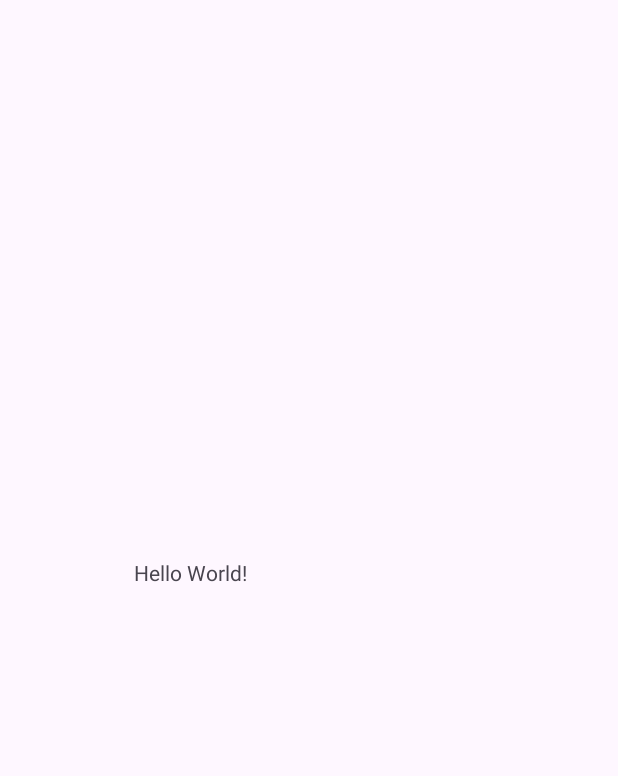
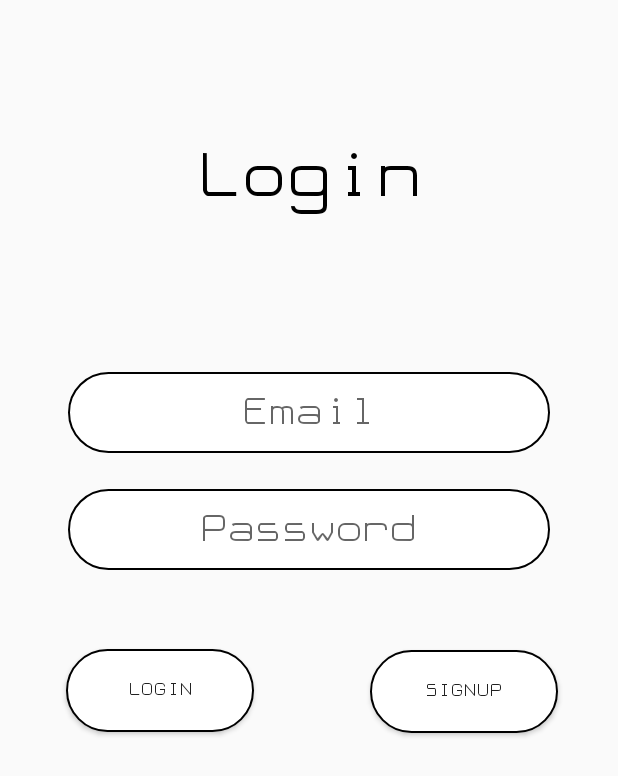
Before and after one commit to LakshyaSharma11x/AttendX, an Android app: the screen it shows after launch (MainActivity before the commit, login_activity after it), on a phone screen of 412 x 824 dp. Before the commit the part shown is almost empty. Shown: the top 776 px of the screen. Run offline under Robolectric (Android 15) with nearby library versions, the phone set to English and light mode, and no system bars.

Commit message:
add login activity & set dark theme

```diff
--- a/app/src/main/AndroidManifest.xml
+++ b/app/src/main/AndroidManifest.xml
@@ -13,6 +13,9 @@
         android:theme="@style/Theme.Attendx"
         tools:targetApi="31">
         <activity
+            android:name=".login_activity"
+            android:exported="false" />
+        <activity
             android:name=".splash_screen"
             android:exported="true">
             <intent-filter>
@@ -23,8 +26,7 @@
         </activity>
         <activity
             android:name=".MainActivity"
-            android:exported="false">
-        </activity>
+            android:exported="false"></activity>
     </application>
 
 </manifest>
--- a/app/src/main/java/om/example/attendx/MainActivity.java
+++ b/app/src/main/java/om/example/attendx/MainActivity.java
@@ -1,14 +1,21 @@
 package om.example.attendx;
 
+import android.annotation.SuppressLint;
+import android.content.Context;
+import android.content.SharedPreferences;
 import android.os.Bundle;
-
-import androidx.activity.EdgeToEdge;
+import android.view.View;
+import android.widget.Switch;
 import androidx.appcompat.app.AppCompatActivity;
-import androidx.core.graphics.Insets;
-import androidx.core.view.ViewCompat;
-import androidx.core.view.WindowInsetsCompat;
+import androidx.appcompat.app.AppCompatDelegate;
 
 public class MainActivity extends AppCompatActivity {
+
+    @SuppressLint("UseSwitchCompatOrMaterialCode")
+    Switch switcher;
+    boolean nightMODE;
+    SharedPreferences sharedPreferences;
+    SharedPreferences.Editor editor;
 
     @Override
     protected void onCreate(Bundle savedInstanceState) {
@@ -16,5 +23,35 @@ public class MainActivity extends AppCompatActivity {
         setContentView(R.layout.activity_main);
 
 
+
+        switcher = findViewById(R.id.switchx);
+
+        //we used sharedPreferences to save mode if exit the app and go back again
+        sharedPreferences = getSharedPreferences("MODE", Context.MODE_PRIVATE);
+        nightMODE = sharedPreferences.getBoolean("night",false);//light mode is the default mode
+
+        if(nightMODE){
+            switcher.setChecked(true);
+        }
+
+        switcher.setOnClickListener(new View.OnClickListener() {
+            @Override
+            public void onClick(View view) {
+                if(nightMODE){
+                    AppCompatDelegate.setDefaultNightMode(AppCompatDelegate.MODE_NIGHT_NO);
+                    editor = sharedPreferences.edit();
+                    editor.putBoolean("night",true);
+                }
+                else{
+                    AppCompatDelegate.setDefaultNightMode(AppCompatDelegate.MODE_NIGHT_YES);
+                    editor = sharedPreferences.edit();
+                    editor.putBoolean("night",true);
+                }
+                editor.apply();
+            }
+        });
+
+
+
     }
 }
--- /dev/null
+++ b/app/src/main/java/om/example/attendx/login_activity.java
@@ -0,0 +1,33 @@
+package om.example.attendx;
+
+import android.annotation.SuppressLint;
+import android.content.Intent;
+import android.os.Bundle;
+import android.view.View;
+import android.widget.Button;
+import androidx.appcompat.app.AppCompatActivity;
+
+
+public class login_activity extends AppCompatActivity {
+
+    Button login;
+    Intent intent;
+
+    @SuppressLint("WrongViewCast")
+    @Override
+    protected void onCreate(Bundle savedInstanceState) {
+        super.onCreate(savedInstanceState);
+        setContentView(R.layout.activity_login);
+
+        login = findViewById(R.id.loginz);
+
+        login.setOnClickListener(new View.OnClickListener() {
+            @Override
+            public void onClick(View view) {
+                intent = new Intent(login_activity.this,MainActivity.class);
+                startActivity(intent);
+            }
+        });
+
+    }
+}
--- a/app/src/main/java/om/example/attendx/splash_screen.java
+++ b/app/src/main/java/om/example/attendx/splash_screen.java
@@ -27,7 +27,7 @@ public class splash_screen extends AppCompatActivity {
         Animation size = AnimationUtils.loadAnimation(this,R.anim.size);
         textAnimation.setAnimation(size);
 
-        Intent intent = new Intent(this,MainActivity.class);
+        Intent intent = new Intent(this,login_activity.class);
 
         new Handler().postDelayed(new Runnable() {
             @Override
--- /dev/null
+++ b/app/src/main/res/drawable/button1.xml
@@ -0,0 +1,11 @@
+<?xml version="1.0" encoding="utf-8"?>
+<selector xmlns:android="http://schemas.android.com/apk/res/android">
+    <item>
+        <shape android:shape="rectangle">
+            <solid android:color="@color/white"/>
+            <stroke android:color="@color/black"
+                android:width="1dp"/>
+            <corners android:radius="40dp"/>
+        </shape>
+    </item>
+</selector>
--- /dev/null
+++ b/app/src/main/res/drawable/button1_night.xml
@@ -0,0 +1,11 @@
+<?xml version="1.0" encoding="utf-8"?>
+<selector xmlns:android="http://schemas.android.com/apk/res/android">
+    <item>
+        <shape android:shape="rectangle">
+            <solid android:color="@color/black"/>
+            <stroke android:color="@color/white"
+                android:width="1dp"/>
+            <corners android:radius="30dp"/>
+        </shape>
+    </item>
+</selector>
--- /dev/null
+++ b/app/src/main/res/layout/activity_login.xml
@@ -0,0 +1,70 @@
+<?xml version="1.0" encoding="utf-8"?>
+<androidx.constraintlayout.widget.ConstraintLayout xmlns:android="http://schemas.android.com/apk/res/android"
+    xmlns:app="http://schemas.android.com/apk/res-auto"
+    xmlns:tools="http://schemas.android.com/tools"
+    android:id="@+id/main"
+    android:layout_width="match_parent"
+    android:layout_height="match_parent"
+
+    tools:context=".login_activity">
+
+    <TextView
+        android:id="@+id/login"
+        style="@style/TEXT"
+        android:layout_width="330dp"
+        android:layout_height="76dp"
+        android:layout_marginTop="80dp"
+        android:text="@string/Login"
+        app:layout_constraintEnd_toEndOf="parent"
+        app:layout_constraintStart_toStartOf="parent"
+        app:layout_constraintTop_toTopOf="parent" />
+
+
+    <EditText
+        android:id="@+id/editTextText"
+        style="@style/EDITTEXT"
+        android:layout_marginTop="92dp"
+        android:hint="@string/email"
+        android:inputType="textPassword"
+        app:layout_constraintEnd_toEndOf="parent"
+        app:layout_constraintStart_toStartOf="parent"
+        app:layout_constraintTop_toBottomOf="@+id/login"
+        tools:ignore="MissingConstraints" />
+
+    <EditText
+        android:id="@+id/editTextTextPassword"
+        style="@style/EDITTEXT"
+        android:layout_marginTop="24dp"
+        android:hint="@string/Password"
+        android:inputType="textPassword"
+        app:layout_constraintEnd_toEndOf="parent"
+        app:layout_constraintStart_toStartOf="parent"
+        app:layout_constraintTop_toBottomOf="@+id/editTextText"
+        tools:ignore="MissingConstraints" />
+
+    <Button
+        android:id="@+id/loginz"
+        style="@style/BUTTON"
+        android:layout_marginStart="44dp"
+        android:layout_marginTop="52dp"
+        android:text="@string/Login"
+        app:layout_constraintBottom_toBottomOf="@+id/sigin"
+        app:layout_constraintEnd_toStartOf="@+id/sigin"
+        app:layout_constraintHorizontal_bias="0.0"
+        app:layout_constraintStart_toStartOf="parent"
+        app:layout_constraintTop_toBottomOf="@+id/editTextTextPassword"
+        tools:ignore="MissingConstraints" />
+
+    <Button
+        android:id="@+id/sigin"
+        style="@style/BUTTON"
+        android:layout_marginTop="53dp"
+        android:layout_marginEnd="40dp"
+        android:text="@string/Signup"
+        app:layout_constraintBottom_toBottomOf="parent"
+        app:layout_constraintEnd_toEndOf="parent"
+        app:layout_constraintTop_toBottomOf="@+id/editTextTextPassword"
+        app:layout_constraintVertical_bias="0.0"
+        tools:ignore="MissingConstraints" />
+
+</androidx.constraintlayout.widget.ConstraintLayout>
--- a/app/src/main/res/layout/activity_main.xml
+++ b/app/src/main/res/layout/activity_main.xml
@@ -10,9 +10,22 @@
     <TextView
         android:layout_width="233dp"
         android:layout_height="80dp"
+        android:layout_marginBottom="100dp"
         android:text="Hello World!"
         app:layout_constraintBottom_toBottomOf="parent"
         app:layout_constraintEnd_toEndOf="parent"
+        app:layout_constraintHorizontal_bias="0.443"
+        app:layout_constraintStart_toStartOf="parent"
+        app:layout_constraintTop_toBottomOf="@+id/switchx" />
+
+    <Switch
+        android:id="@+id/switchx"
+        android:layout_width="125dp"
+        android:layout_height="73dp"
+        android:layout_marginTop="92dp"
+        android:text="Switch"
+        app:layout_constraintEnd_toEndOf="parent"
+        app:layout_constraintHorizontal_bias="0.388"
         app:layout_constraintStart_toStartOf="parent"
         app:layout_constraintTop_toTopOf="parent" />
 
--- a/app/src/main/res/layout/activity_splash_screen.xml
+++ b/app/src/main/res/layout/activity_splash_screen.xml
@@ -12,7 +12,7 @@
         android:layout_width="334dp"
         android:layout_height="108dp"
         android:layout_marginTop="236dp"
-        android:fontFamily="@font/appfont"
+        android:fontFamily="@font/textfont"
         android:gravity="center"
         android:text="@string/attendx"
         android:textSize="70dp"
@@ -25,7 +25,7 @@
         android:id="@+id/textView2"
         android:layout_width="106dp"
         android:layout_height="40dp"
-        android:fontFamily="@font/appfont"
+        android:fontFamily="@font/textfont"
         android:gravity="center"
         android:text="@string/version"
         android:textSize="20dp"
--- a/app/src/main/res/values-night/themes.xml
+++ b/app/src/main/res/values-night/themes.xml
@@ -1,7 +1,36 @@
 <resources xmlns:tools="http://schemas.android.com/tools">
     <!-- Base application theme. -->
-    <style name="Base.Theme.Attendx" parent="Theme.Material3.DayNight.NoActionBar">
+    <style name="Base.Theme.Attendx" parent="Theme.AppCompat.DayNight.NoActionBar">
         <!-- Customize your dark theme here. -->
         <!-- <item name="colorPrimary">@color/my_dark_primary</item> -->
     </style>
+
+    <!--text in dark mode-->
+    <style name="TEXT">
+        <item name="android:layout_width">wrap_content</item>
+        <item name="android:layout_height">wrap_content</item>
+        <item name="fontFamily"><![CDATA[@font/textfont]]></item>
+        <item name="android:textSize">50sp</item>
+        <item name="android:textColor">@color/white</item>
+        <item name="android:gravity">center</item>
+    </style>
+
+    <!--edit text in dark mode-->
+    <style name="EDITTEXT" >
+        <item name="android:layout_width">321dp</item>
+        <item name="android:layout_height">54dp</item>
+        <item name="android:ems">50</item>
+        <item name="android:background">@drawable/button1_night</item>
+        <item name="fontFamily"><![CDATA[@font/textfont]]></item>
+        <item name="android:textSize">30sp</item>
+        <item name="android:textAlignment">center</item>
+    </style>
+
+    <!--edit button in dark mode-->
+    <style name="BUTTON">
+        <item name="android:layout_width">125dp</item>
+        <item name="android:layout_height">55dp</item>
+        <item name="fontFamily"><![CDATA[@font/textfont]]></item>
+        <item name="android:background">@drawable/button1_night</item>
+    </style>
 </resources>
--- a/app/src/main/res/values/strings.xml
+++ b/app/src/main/res/values/strings.xml
@@ -2,4 +2,12 @@
     <string name="app_name">attendx</string>
     <string name="attendx">AttendX</string>
     <string name="version">1.0.0</string>
+    <string name="Login">Login</string>
+    <string name="Signup">Signup</string>
+    <string name="Password">Password</string>
+    <string name="Conform_Password">Conform Password</string>
+    <string name="name">Username</string>
+    <string name="email">Email</string>
+    <string name="phone_number">Phone Number</string>
+
 </resources>
--- a/app/src/main/res/values/themes.xml
+++ b/app/src/main/res/values/themes.xml
@@ -1,14 +1,38 @@
 <resources xmlns:tools="http://schemas.android.com/tools">
     <!-- Base application theme. -->
-    <style name="Base.Theme.Attendx" parent="Theme.Material3.DayNight.NoActionBar">
+    <style name="Base.Theme.Attendx" parent="Theme.AppCompat.DayNight.NoActionBar">
         <!-- Customize your light theme here. -->
         <!-- <item name="colorPrimary">@color/my_light_primary</item> -->
     </style>
 
     <style name="Theme.Attendx" parent="Base.Theme.Attendx" />
 
-    //for font
-    <style name="text">
-        <item name="android:fontFamily">@font/appfont</item>
+    <!--text in light mode-->
+    <style name="TEXT">
+        <item name="android:layout_width">wrap_content</item>
+        <item name="android:layout_height">wrap_content</item>
+        <item name="fontFamily"><![CDATA[@font/textfont]]></item>
+        <item name="android:textSize">50sp</item>
+        <item name="android:textColor">@color/black</item>
+        <item name="android:gravity">center</item>
+    </style>
+
+    <!--edit text in light mode-->
+    <style name="EDITTEXT" >
+        <item name="android:layout_width">321dp</item>
+        <item name="android:layout_height">54dp</item>
+        <item name="android:ems">50</item>
+        <item name="android:background">@drawable/button1</item>
+        <item name="fontFamily"><![CDATA[@font/textfont]]></item>
+        <item name="android:textSize">30sp</item>
+        <item name="android:textAlignment">center</item>
+    </style>
+
+    <!--edit button in light mode-->
+    <style name="BUTTON">
+        <item name="android:layout_width">125dp</item>
+        <item name="android:layout_height">55dp</item>
+        <item name="fontFamily"><![CDATA[@font/textfont]]></item>
+        <item name="android:background">@drawable/button1</item>
     </style>
 </resources>
```
Also changed, not shown: app/src/main/res/font/textfont.TTF (renamed from app/src/main/res/font/appfont.TTF).
